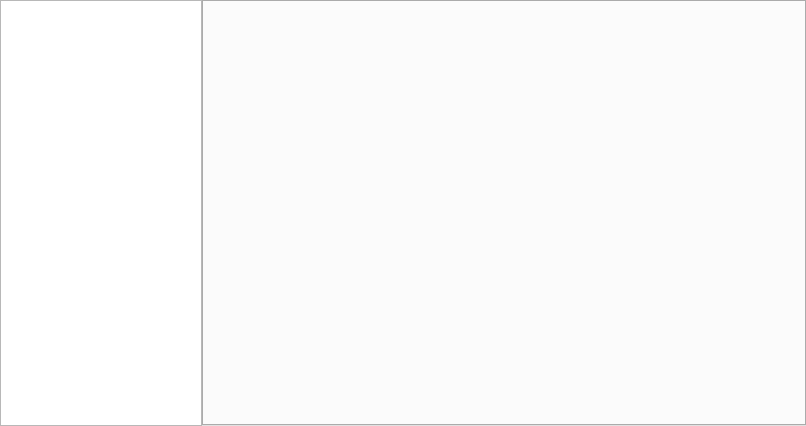
This is edit.ui in libresilicon/qtflow as Qt 5 draws it before an edit. The edited form follows.
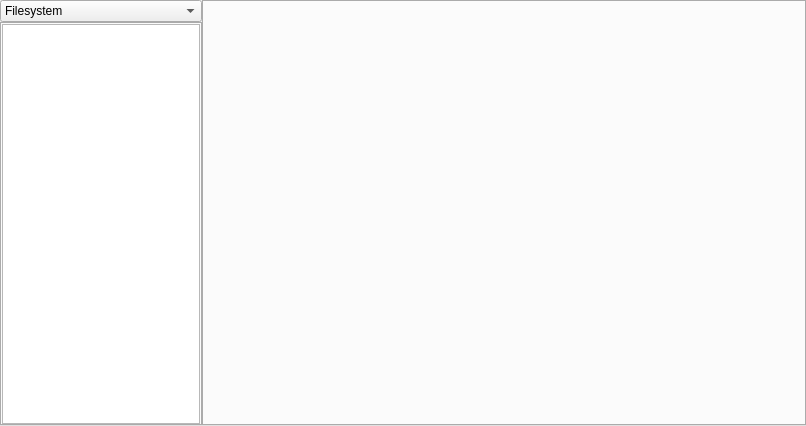
This is the edited form. The open tabs and pages were chosen to show the change.

Commit message: projects view model

The edit to the form file:
```diff
--- a/edit.ui
+++ b/edit.ui
@@ -30,13 +30,149 @@
     <number>0</number>
    </property>
    <item>
-    <widget class="QTreeView" name="filesView">
-     <property name="rootIsDecorated">
-      <bool>true</bool>
-     </property>
-     <attribute name="headerVisible">
-      <bool>false</bool>
-     </attribute>
+    <widget class="QWidget" name="groupedTree">
+     <layout class="QVBoxLayout" name="verticalLayout">
+      <property name="spacing">
+       <number>0</number>
+      </property>
+      <property name="leftMargin">
+       <number>0</number>
+      </property>
+      <property name="topMargin">
+       <number>0</number>
+      </property>
+      <property name="rightMargin">
+       <number>0</number>
+      </property>
+      <property name="bottomMargin">
+       <number>0</number>
+      </property>
+      <item>
+       <widget class="QComboBox" name="treeSelection">
+        <property name="frame">
+         <bool>true</bool>
+        </property>
+        <item>
+         <property name="text">
+          <string>Filesystem</string>
+         </property>
+        </item>
+        <item>
+         <property name="text">
+          <string>Projects</string>
+         </property>
+        </item>
+        <item>
+         <property name="text">
+          <string>Modules</string>
+         </property>
+        </item>
+       </widget>
+      </item>
+      <item>
+       <widget class="QTabWidget" name="tabbedTree">
+        <property name="styleSheet">
+         <string notr="true">QTabBar::tab { height: 0px;  }</string>
+        </property>
+        <widget class="QWidget" name="tabFilesystem">
+         <attribute name="title">
+          <string>Filesystem</string>
+         </attribute>
+         <layout class="QVBoxLayout" name="verticalLayout_2">
+          <property name="spacing">
+           <number>0</number>
+          </property>
+          <property name="leftMargin">
+           <number>0</number>
+          </property>
+          <property name="topMargin">
+           <number>0</number>
+          </property>
+          <property name="rightMargin">
+           <number>0</number>
+          </property>
+          <property name="bottomMargin">
+           <number>0</number>
+          </property>
+          <item>
+           <widget class="QTreeView" name="filesView">
+            <property name="rootIsDecorated">
+             <bool>true</bool>
+            </property>
+            <attribute name="headerVisible">
+             <bool>false</bool>
+            </attribute>
+           </widget>
+          </item>
+         </layout>
+        </widget>
+        <widget class="QWidget" name="tabProjects">
+         <attribute name="title">
+          <string>Project</string>
+         </attribute>
+         <layout class="QVBoxLayout" name="verticalLayout_3">
+          <property name="spacing">
+           <number>0</number>
+          </property>
+          <property name="leftMargin">
+           <number>0</number>
+          </property>
+          <property name="topMargin">
+           <number>0</number>
+          </property>
+          <property name="rightMargin">
+           <number>0</number>
+          </property>
+          <property name="bottomMargin">
+           <number>0</number>
+          </property>
+          <item>
+           <widget class="QTreeView" name="projectsView">
+            <property name="rootIsDecorated">
+             <bool>true</bool>
+            </property>
+            <attribute name="headerVisible">
+             <bool>false</bool>
+            </attribute>
+           </widget>
+          </item>
+         </layout>
+        </widget>
+        <widget class="QWidget" name="tabModules">
+         <attribute name="title">
+          <string>Modules</string>
+         </attribute>
+         <layout class="QVBoxLayout" name="verticalLayout_4">
+          <property name="spacing">
+           <number>0</number>
+          </property>
+          <property name="leftMargin">
+           <number>0</number>
+          </property>
+          <property name="topMargin">
+           <number>0</number>
+          </property>
+          <property name="rightMargin">
+           <number>0</number>
+          </property>
+          <property name="bottomMargin">
+           <number>0</number>
+          </property>
+          <item>
+           <widget class="QTreeView" name="modulesView">
+            <property name="rootIsDecorated">
+             <bool>true</bool>
+            </property>
+            <attribute name="headerVisible">
+             <bool>false</bool>
+            </attribute>
+           </widget>
+          </item>
+         </layout>
+        </widget>
+       </widget>
+      </item>
+     </layout>
     </widget>
    </item>
    <item>
```
The commit also changes 11 other files.
